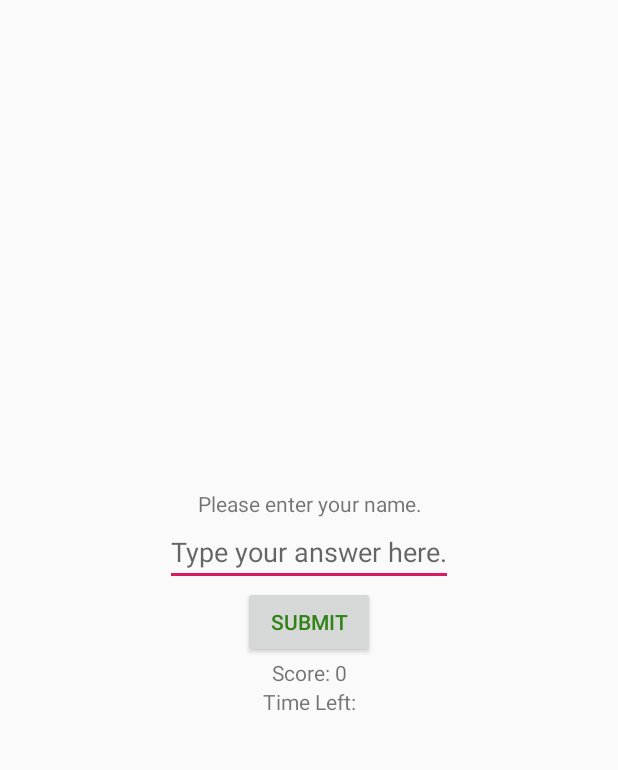
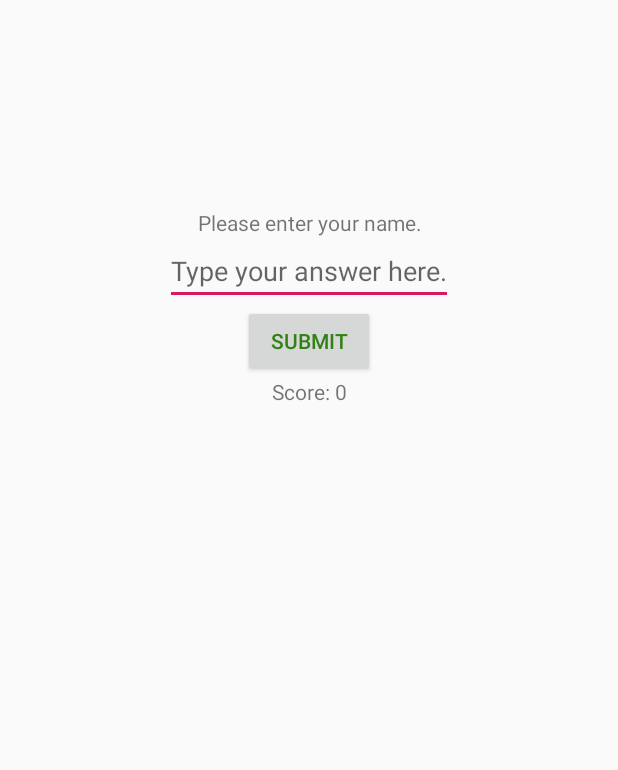
Before and after one commit to obhalerao/QuizApp, an Android app: the screen it shows after launch (MainActivity), after a tap on "START", on a phone screen of 412 x 824 dp, the part 157-927 px from its top. Run offline under Robolectric (Android 15) with nearby library versions, the phone set to English and light mode, and no system bars.

Commit message:
Timer finished, added scoring based on time, reworked SharedPreferences, changed design a bit

```diff
--- a/app/src/main/java/trap1/bhaleraoomkar/quizapp/MainActivity.java
+++ b/app/src/main/java/trap1/bhaleraoomkar/quizapp/MainActivity.java
@@ -14,10 +14,13 @@ import java.util.*;
 
 public class MainActivity extends AppCompatActivity {
     Button button1;
+    Button resetButton;
     EditText entry1;
     TextView text1;
     TextView scorebox;
     TextView timeLeft;
+    TextView rules;
+    TextView points;
 
     String[] questions = new String[]{"What is 1 + 1?",
             "What state is Chicago in?",
@@ -28,11 +31,12 @@ public class MainActivity extends AppCompatActivity {
     TreeSet<Entry> leaderboard = new TreeSet<Entry>(Collections.<Entry>reverseOrder());
     String playerName = "";
     int[] pointVals = new int[]{100,200,300,400,500};
-    int currIdx = 0;
+    int currIdx = -1;
     String currAns = "";
     int score = 0;
     Timer timer = new Timer();
-    int duration = 0;
+    int max_duration = 60;
+    int duration = max_duration;
 
     SharedPreferences sharedPref;
     SharedPreferences.Editor editor;
@@ -41,9 +45,26 @@ public class MainActivity extends AppCompatActivity {
         @Override
         public void onClick(View v) {
             score = 0;
-            currIdx = 0;
+            currIdx = -1;
+            duration = max_duration;
+            timer = new Timer();
+            resetButton.setVisibility(View.GONE);
+            rules.setVisibility(View.GONE);
+            timeLeft.setText("\n");
+            points.setText("");
             scorebox.setText(String.format("Score: %s", score));
             name.onClick(v);
+        }
+    };
+
+    View.OnClickListener resetLeaderboard = new View.OnClickListener() {
+        @Override
+        public void onClick(View v) {
+            leaderboard.clear();
+            editor.clear();
+            editor.commit();
+            scorebox.setText(String.format("Final Score: %s\n\nTop 5 scores:\n", score));
+            resetButton.setVisibility(View.GONE);
         }
     };
 
@@ -54,6 +75,7 @@ public class MainActivity extends AppCompatActivity {
             entry1.setEnabled(true);
             button1.setText("Submit");
             button1.setOnClickListener(getName);
+
         }
     };
 
@@ -62,15 +84,25 @@ public class MainActivity extends AppCompatActivity {
         public void onClick(View v) {
             playerName = entry1.getText().toString();
             entry1.setText("");
+            timeLeft.setText(getString(R.string.time, duration));
+            points.setText(getString(R.string.points, pointVals[currIdx+1]));
             timer.scheduleAtFixedRate(new TimerTask() {
                 @Override
                 public void run() {
                     runOnUiThread(new Runnable() {
                         @Override
                         public void run() {
-                            String currentTime = getString(R.string.time,60-duration++);
+                            String currentTime = getString(R.string.time,--duration);
                             timeLeft.setText(currentTime);
-                            if(duration>=60){
+                            if(currIdx >= 0) {
+                                String currentPoints = getString(R.string.points, Math.round((double) pointVals[currIdx] * (.6 + .4 * ((double) duration / (double) (max_duration)))));
+                                points.setText(currentPoints);
+                            }
+                            if(duration<=0){
+                                button1.setOnClickListener(end);
+                                button1.setText("End");
+                                text1.setText("Game over! Press 'End' to go to the final screen.");
+                                entry1.setText("");
                                 timer.cancel();
                             }
                         }
@@ -84,6 +116,10 @@ public class MainActivity extends AppCompatActivity {
     View.OnClickListener end = new View.OnClickListener() {
         @Override
         public void onClick(View v) {
+            timer.cancel();
+            timeLeft.setText("\n");
+            points.setText("");
+            resetButton.setVisibility(View.VISIBLE);
             long time = System.currentTimeMillis();
             String endString = String.format("Final Score: %s\n\nTop 5 scores:\n", score);
             String saveString = "";
@@ -95,12 +131,19 @@ public class MainActivity extends AppCompatActivity {
                 i++;
                 if(i==5) break;
             }
+            editor.putString(getString(R.string.high_scores_key), saveString);
+            editor.commit();
+            text1.setText("Game over!");
+            scorebox.setText(endString);
+            button1.setText("Play again?");
+            button1.setOnClickListener(reset);
         }
     };
 
     View.OnClickListener newQ = new View.OnClickListener() {
         @Override
         public void onClick(View v) {
+            currIdx++;
             if(currIdx >= questions.length){
                 end.onClick(v);
             }else {
@@ -115,17 +158,17 @@ public class MainActivity extends AppCompatActivity {
     View.OnClickListener response = new View.OnClickListener() {
         @Override
         public void onClick(View v) {
-            currAns = entry1.getText().toString().toLowerCase();
+            currAns = entry1.getText().toString().toLowerCase().trim();
             entry1.setEnabled(false);
             entry1.setText("");
             if (currAns.equals(answers[currIdx].toLowerCase())) {
-                text1.setText(getString(R.string.right));
-                score += pointVals[currIdx];
+                long points = Math.round((double)pointVals[currIdx] * (.6 + .4*((double)duration/(double)(max_duration))));
+                text1.setText(getString(R.string.right, points));
+                score += points;
 
             } else {
                 text1.setText(String.format("%s The correct answer is %s.", getString(R.string.wrong), answers[currIdx]));
             }
-            currIdx++;
             scorebox.setText(String.format("Score: %s", score));
             button1.setText("Continue");
             button1.setOnClickListener(newQ);
@@ -162,8 +205,14 @@ public class MainActivity extends AppCompatActivity {
         text1 = (TextView)findViewById(R.id.textBox);
         scorebox = (TextView)findViewById(R.id.score);
         timeLeft = (TextView)findViewById(R.id.timeLeft);
+        resetButton = (Button)findViewById(R.id.resetLeaderboard);
+        rules = (TextView)findViewById(R.id.rules);
+        points = (TextView)findViewById(R.id.points);
         button1.setText("Start");
         button1.setOnClickListener(reset);
+        resetButton.setOnClickListener(resetLeaderboard);
+
+
 
     }
 
--- a/app/src/main/res/layout/activity_main.xml
+++ b/app/src/main/res/layout/activity_main.xml
@@ -23,6 +23,7 @@
         android:layout_height="wrap_content"
         android:gravity="center"
         android:text="Press 'Start' to begin!"
+        app:layout_constraintVertical_bias="0.25"
         app:layout_constraintBottom_toBottomOf="parent"
         app:layout_constraintLeft_toLeftOf="parent"
         app:layout_constraintRight_toRightOf="parent"
@@ -56,19 +57,55 @@
         android:layout_width="wrap_content"
         android:layout_height="wrap_content"
         android:text="Score: 0"
+        android:textAlignment="center"
         android:textSize="14sp"
-        app:layout_constraintTop_toBottomOf="@+id/clickButton"
         app:layout_constraintLeft_toLeftOf="parent"
-        app:layout_constraintRight_toRightOf="parent" />
+        app:layout_constraintRight_toRightOf="parent"
+        app:layout_constraintTop_toBottomOf="@+id/clickButton" />
 
     <TextView
         android:id="@+id/timeLeft"
         android:layout_width="wrap_content"
         android:layout_height="wrap_content"
-        android:text="Time Left:"
-        app:layout_constraintTop_toBottomOf="@+id/score"
+        android:text=""
+        app:layout_constraintBottom_toTopOf="@+id/textBox"
         app:layout_constraintLeft_toLeftOf="parent"
         app:layout_constraintRight_toRightOf="parent" />
 
+    <TextView
+        android:id="@+id/points"
+        android:layout_width="wrap_content"
+        android:layout_height="wrap_content"
+        android:text=""
+        app:layout_constraintBottom_toTopOf="@+id/timeLeft"
+        app:layout_constraintLeft_toLeftOf="parent"
+        app:layout_constraintRight_toRightOf="parent" />
+
+    <Button
+        android:id="@+id/resetLeaderboard"
+        android:layout_width="wrap_content"
+        android:layout_height="wrap_content"
+        android:text="@string/reset"
+        android:textAllCaps="true"
+        android:textColor="#318214"
+        android:visibility="gone"
+        app:layout_constraintVertical_bias=".9"
+        app:layout_constraintBottom_toBottomOf="parent"
+        app:layout_constraintLeft_toLeftOf="parent"
+        app:layout_constraintRight_toRightOf="parent"
+        app:layout_constraintTop_toTopOf="parent" />
+
+    <TextView
+        android:id="@+id/rules"
+        android:layout_width="wrap_content"
+        android:layout_height="wrap_content"
+        android:text="@string/rules"
+        android:textAlignment="center"
+        app:layout_constraintBottom_toBottomOf="parent"
+        app:layout_constraintLeft_toLeftOf="parent"
+        app:layout_constraintRight_toRightOf="parent"
+        app:layout_constraintTop_toTopOf="parent"
+        app:layout_constraintVertical_bias=".75" />
+
 
 </androidx.constraintlayout.widget.ConstraintLayout>
--- a/app/src/main/res/values/strings.xml
+++ b/app/src/main/res/values/strings.xml
@@ -3,8 +3,11 @@
     <string name="welcome">Welcome to Quiz App!</string>
     <string name="start">Let\'s get started!</string>
     <string name="click_button">Submit</string>
-    <string name="right">Correct!</string>
+    <string name="right">Correct! You earned %d points.</string>
     <string name="wrong">Incorrect!</string>
     <string name="high_scores_key">com.trap1.quizapp.sharedprefs</string>
-    <string name="time">Time Left: %d</string>
+    <string name="time">Time Left: %d\n</string>
+    <string name="points">Points for This Question: %d</string>
+    <string name="reset">Reset Leaderboard</string>
+    <string name="rules">You will be given 5 questions and 60 seconds to answer them. The questions have an initial point value of 100 to 500 points, but the longer you take to answer them, the fewer points you will get.</string>
 </resources>
```
